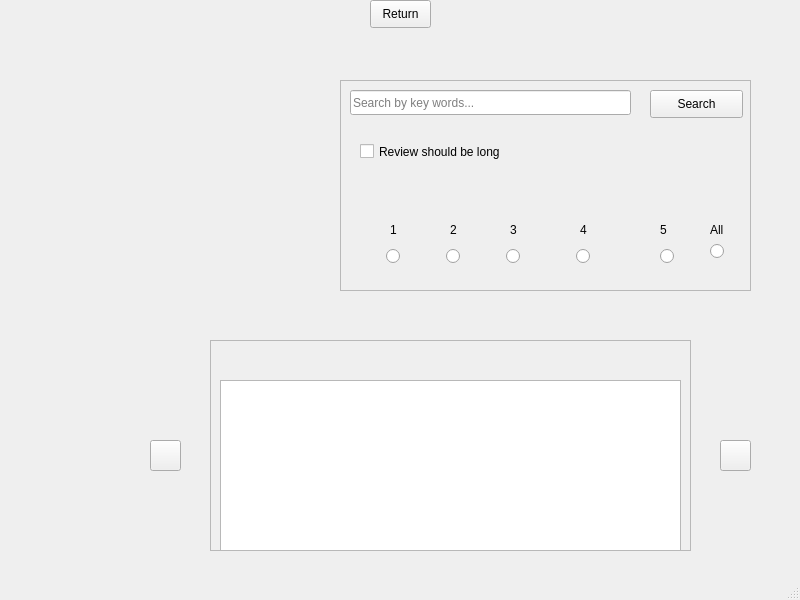
Old version of the form UI.ui in the repository dpeleshko/LNU-Practice-2022.
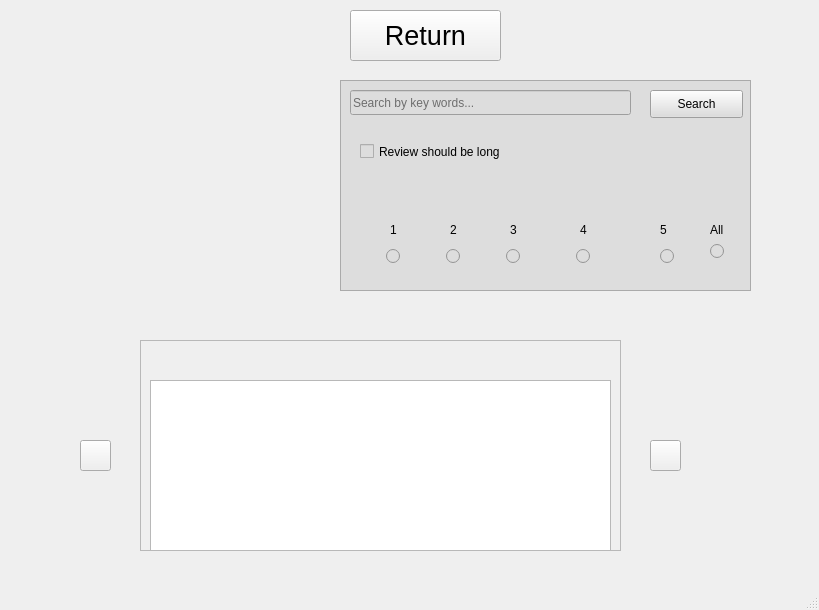
New version of the form. Icons and pictures are not drawn.

```diff
--- a/UI.ui
+++ b/UI.ui
@@ -6,8 +6,8 @@
    <rect>
     <x>0</x>
     <y>0</y>
-    <width>800</width>
-    <height>600</height>
+    <width>819</width>
+    <height>610</height>
    </rect>
   </property>
   <property name="windowTitle">
@@ -15,6 +15,9 @@
   </property>
   <widget class="QWidget" name="centralwidget">
    <widget class="QStackedWidget" name="stackedWidget">
+    <property name="enabled">
+     <bool>true</bool>
+    </property>
     <property name="geometry">
      <rect>
       <x>0</x>
@@ -158,9 +161,9 @@
      <widget class="QLabel" name="avStars">
       <property name="geometry">
        <rect>
-        <x>100</x>
+        <x>80</x>
         <y>290</y>
-        <width>68</width>
+        <width>41</width>
         <height>19</height>
        </rect>
       </property>
@@ -177,6 +180,9 @@
         <height>211</height>
        </rect>
       </property>
+      <property name="styleSheet">
+       <string notr="true">background-color: rgb(221, 221, 221)</string>
+      </property>
       <property name="frameShape">
        <enum>QFrame::StyledPanel</enum>
       </property>
@@ -398,12 +404,17 @@
      <widget class="QPushButton" name="returnButton">
       <property name="geometry">
        <rect>
-        <x>370</x>
-        <y>0</y>
-        <width>61</width>
-        <height>28</height>
+        <x>350</x>
+        <y>10</y>
+        <width>151</width>
+        <height>51</height>
        </rect>
       </property>
+      <property name="font">
+       <font>
+        <pointsize>20</pointsize>
+       </font>
+      </property>
       <property name="text">
        <string>Return</string>
       </property>
@@ -413,7 +424,7 @@
        <rect>
         <x>50</x>
         <y>290</y>
-        <width>21</width>
+        <width>16</width>
         <height>16</height>
        </rect>
       </property>
@@ -446,12 +457,18 @@
      <widget class="QFrame" name="Review">
       <property name="geometry">
        <rect>
-        <x>210</x>
+        <x>140</x>
         <y>340</y>
         <width>481</width>
         <height>211</height>
        </rect>
       </property>
+      <property name="autoFillBackground">
+       <bool>false</bool>
+      </property>
+      <property name="styleSheet">
+       <string notr="true"/>
+      </property>
       <property name="frameShape">
        <enum>QFrame::StyledPanel</enum>
       </property>
@@ -461,9 +478,9 @@
       <widget class="QLabel" name="starReview">
        <property name="geometry">
         <rect>
-         <x>50</x>
+         <x>30</x>
          <y>10</y>
-         <width>68</width>
+         <width>31</width>
          <height>19</height>
         </rect>
        </property>
@@ -474,12 +491,20 @@
       <widget class="QLabel" name="usernameReview">
        <property name="geometry">
         <rect>
-         <x>130</x>
+         <x>50</x>
          <y>10</y>
-         <width>201</width>
-         <height>19</height>
+         <width>241</width>
+         <height>20</height>
         </rect>
        </property>
+       <property name="font">
+        <font>
+         <family>Roboto</family>
+         <pointsize>10</pointsize>
+         <weight>75</weight>
+         <bold>true</bold>
+        </font>
+       </property>
        <property name="text">
         <string/>
        </property>
@@ -502,7 +527,7 @@
         <rect>
          <x>10</x>
          <y>10</y>
-         <width>21</width>
+         <width>16</width>
          <height>16</height>
         </rect>
        </property>
@@ -520,7 +545,7 @@
      <widget class="QPushButton" name="nextReviewButton">
       <property name="geometry">
        <rect>
-        <x>720</x>
+        <x>650</x>
         <y>440</y>
         <width>31</width>
         <height>31</height>
@@ -537,7 +562,7 @@
      <widget class="QPushButton" name="previousReviewButton">
       <property name="geometry">
        <rect>
-        <x>150</x>
+        <x>80</x>
         <y>440</y>
         <width>31</width>
         <height>31</height>
```
Left out of the diff: 40 changed lines with no effect on the pictures.
